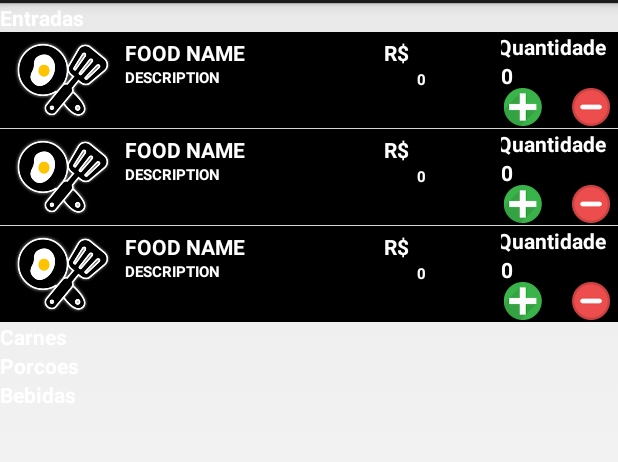
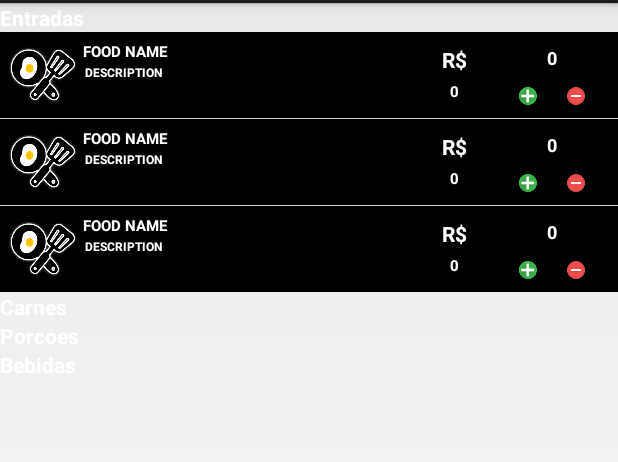
Before and after one commit to bocato/RestauranteBocatoOrtu, an Android app: the layout cardapio.xml on its own in the app's theme, with its tools: preview values and no code run, on a phone screen of 412 x 824 dp, the part 69-531 px from its top. Run offline under Robolectric (Android 15) with nearby library versions, the phone set to English and light mode, and no system bars.

Commit message:
Quase no fim.

```diff
--- a/app/src/main/AndroidManifest.xml
+++ b/app/src/main/AndroidManifest.xml
@@ -5,7 +5,7 @@
     android:versionName="1.0" >
 
     <uses-sdk
-        android:minSdkVersion="14"
+        android:minSdkVersion="17"
         android:targetSdkVersion="22" />
     <uses-permission android:name="android.permission.INTERNET"/>
 
--- a/app/src/main/res/layout/cardapio.xml
+++ b/app/src/main/res/layout/cardapio.xml
@@ -73,11 +73,5 @@
         android:textAlignment="center"
         android:layout_gravity="center_vertical" />
 
-    <ListView
-        android:id="@+id/list_bebidas"
-        android:layout_width="fill_parent"
-        android:layout_height="wrap_content"
-        android:focusable="false"
-        android:focusableInTouchMode="false"
-        tools:listitem="@layout/listview" />
+    2
 </LinearLayout>
--- a/app/src/main/res/layout/food_listview.xml
+++ b/app/src/main/res/layout/food_listview.xml
@@ -4,46 +4,56 @@
     android:layout_height="fill_parent"
     android:orientation="vertical"
     android:id="@+id/food_listview_linear_layout"
-    android:background="#ff000000">
+    android:background="#ff000000"
+    android:paddingLeft="2dp"
+    android:paddingTop="2dp"
+    android:paddingRight="2dp"
+    android:paddingBottom="2dp"
+    android:showDividers="beginning|middle|end">
 
     <LinearLayout
         android:layout_width="fill_parent"
         android:layout_height="wrap_content"
-        android:orientation="horizontal" >
+        android:orientation="horizontal"
+        android:gravity="center_vertical|center_horizontal">
 
         <LinearLayout
             android:layout_width="fill_parent"
             android:layout_height="wrap_content"
-            android:gravity="right"
+            android:gravity="center_vertical|center_horizontal"
             android:orientation="horizontal"
-            android:weightSum="1">
+            android:paddingLeft="2dp"
+            android:paddingTop="2dp"
+            android:paddingRight="2dp"
+            android:paddingBottom="2dp">
 
-            <ImageButton
+            <ImageView
                 android:id="@+id/btn_food_img"
-                android:layout_width="64dp"
-                android:layout_height="64dp"
-                android:layout_marginRight="5dp"
+                android:layout_width="45dp"
+                android:layout_height="45dp"
+                android:layout_marginRight="2dp"
                 android:background="@drawable/no_food"
                 android:focusable="false"
                 android:focusableInTouchMode="false"
-                android:text=""
-                android:layout_gravity="left"
-                android:padding="2dp" />
+                android:paddingLeft="1dp"
+                android:paddingTop="1dp"
+                android:paddingRight="1dp"
+                android:paddingBottom="1dp"
+                android:layout_marginTop="2dp"
+                android:layout_marginLeft="2dp"
+                android:layout_marginBottom="2dp" />
 
             <LinearLayout
                 android:layout_width="wrap_content"
                 android:layout_height="match_parent"
-                android:orientation="horizontal"
-                android:weightSum="2"
-                android:layout_weight="0.93"
-                android:padding="2dp">
-                <LinearLayout
-                    android:layout_width="wrap_content"
-                    android:layout_height="match_parent"
                 android:orientation="vertical"
-                    android:layout_gravity="center_vertical|right"
-                    android:layout_weight="1.37"
-                    android:padding="2dp">
+                android:layout_gravity="center_vertical"
+                android:layout_weight="0.90"
+                android:paddingLeft="2dp"
+                android:paddingTop="2dp"
+                android:paddingRight="2dp"
+                android:paddingBottom="2dp"
+                android:gravity="fill|left">
 
                 <TextView
                     android:id="@+id/food_name_txt"
@@ -53,7 +63,8 @@
                     android:textAppearance="?android:attr/textAppearanceMedium"
                     android:textStyle="bold"
                     android:textColor="#ffffff"
-                        android:textSize="14dp" />
+                    android:textSize="10dp"
+                    android:gravity="left" />
 
                 <TextView
                     android:id="@+id/food_description_txt"
@@ -63,84 +74,105 @@
                     android:textAppearance="?android:attr/textAppearanceSmall"
                     android:textStyle="bold"
                     android:textColor="#ffffff"
-                        android:textSize="10dp" />
+                    android:textSize="8dp"
+                    android:gravity="fill_horizontal|right"
+                    android:paddingLeft="1dp"
+                    android:paddingTop="1dp"
+                    android:paddingRight="1dp"
+                    android:paddingBottom="1dp" />
             </LinearLayout>
 
             <LinearLayout
-                    android:layout_width="wrap_content"
+                android:layout_width="50dp"
                 android:layout_height="match_parent"
-                    android:orientation="horizontal"
+                android:orientation="vertical"
                 android:weightSum="2"
-                    android:layout_weight="0.34"
-                    android:padding="2dp">
+                android:gravity="center_vertical"
+                android:paddingLeft="1dp"
+                android:paddingTop="1dp"
+                android:paddingRight="1dp"
+                android:paddingBottom="1dp">
                 <TextView
                     android:id="@+id/food_price_label"
-                        android:layout_width="wrap_content"
+                    android:layout_width="fill_parent"
                     android:layout_height="wrap_content"
-                        android:layout_marginRight="5dp"
+                    android:layout_marginRight="1dp"
                     android:text="R$"
                     android:textStyle="bold"
                     android:textColor="#ffffff"
                     android:textAlignment="center"
-                        android:layout_gravity="center_horizontal" />
+                    android:layout_gravity="center"
+                    android:layout_marginBottom="1dp"
+                    android:layout_marginLeft="1dp"
+                    android:gravity="center_vertical|center_horizontal"
+                    android:layout_marginTop="1dp" />
                 <TextView
                     android:id="@+id/food_price"
-                        android:layout_width="match_parent"
+                    android:layout_width="fill_parent"
                     android:layout_height="wrap_content"
-                        android:layout_marginRight="5dp"
-                        android:text="0"
+                    android:layout_marginRight="1dp"
                     android:textStyle="bold"
                     android:textColor="#ffffff"
-                        android:layout_gravity="center_vertical"
-                        android:textSize="10dp" />
-                </LinearLayout>
+                    android:layout_gravity="center_horizontal"
+                    android:textSize="10dp"
+                    android:layout_marginTop="1dp"
+                    android:layout_marginLeft="1dp"
+                    android:layout_marginBottom="1dp"
+                    android:text="0"
+                    android:paddingLeft="2dp"
+                    android:paddingTop="2dp"
+                    android:paddingRight="2dp"
+                    android:paddingBottom="2dp"
+                    android:gravity="center_vertical|center_horizontal" />
             </LinearLayout>
 
             <LinearLayout
-                    android:layout_width="wrap_content"
+                    android:layout_width="80dp"
                     android:layout_height="match_parent"
                     android:orientation="vertical"
-                    android:weightSum="2">
+                    android:weightSum="2"
+                android:gravity="center_vertical|center_horizontal">
+
                 <TextView
-                    android:id="@+id/food_quantity_label"
-                    android:layout_width="wrap_content"
-                    android:layout_height="wrap_content"
-                    android:layout_marginRight="5dp"
-                    android:text="Quantidade"
+                    android:id="@+id/food_quantity"
+                    android:layout_width="fill_parent"
+                    android:layout_height="fill_parent"
+                    android:layout_marginRight="2dp"
+                    android:text="0"
+                    android:layout_gravity="center_vertical"
                     android:textStyle="bold"
                     android:textColor="#ffffff"
+                    android:layout_weight="1.85"
+                    android:layout_marginLeft="2dp"
                     android:textAlignment="center"
-                    android:layout_gravity="center_horizontal" />
-                <TextView
-                    android:id="@+id/food_quantity"
-                    android:layout_width="match_parent"
-                    android:layout_height="wrap_content"
-                    android:layout_marginRight="5dp"
-                    android:text="0"
-                    android:layout_gravity="center_horizontal|left"
-                    android:textStyle="bold"
-                    android:textColor="#ffffff"
-                    android:layout_weight="1.85" />
+                    android:singleLine="true"
+                    android:textSize="12dp"
+                    android:layout_marginTop="2dp"
+                    android:layout_marginBottom="2dp"
+                    android:gravity="center_vertical|center_horizontal" />
 
                 <LinearLayout
                     android:layout_width="wrap_content"
                     android:layout_height="wrap_content"
                     android:orientation="horizontal"
-                    android:weightSum="2"
-                    android:paddingRight="5dp"
-                    android:paddingLeft="5dp"
-                    android:padding="2dp">
+                    android:paddingRight="2dp"
+                    android:paddingLeft="2dp"
+                    android:paddingTop="2dp"
+                    android:paddingBottom="2dp"
+                    android:gravity="center_vertical|center_horizontal">
 
                     <Button
                         android:id="@+id/btn_add_food"
-                        android:layout_width="25dp"
-                        android:layout_height="25dp"
+                        android:layout_width="12dp"
+                        android:layout_height="12dp"
                         android:background="@drawable/plus"
                         android:text=""
-                        android:paddingRight="10dp"
+                        android:paddingRight="1dp"
                         android:textStyle="bold"
                         android:textColor="#ffffff"
-                        android:paddingLeft="10dp" />
+                        android:paddingLeft="1dp"
+                        android:paddingTop="1dp"
+                        android:paddingBottom="1dp" />
 
                     <TextView
                         android:layout_width="wrap_content"
@@ -153,15 +185,17 @@
 
                     <Button
                         android:id="@+id/btn_subtract_food"
-                        android:layout_width="25dp"
-                        android:layout_height="25dp"
+                        android:layout_width="12dp"
+                        android:layout_height="12dp"
                         android:background="@drawable/minus"
                         android:text=""
                         android:gravity="center_vertical|right"
-                        android:paddingLeft="10dp"
+                        android:paddingLeft="1dp"
                         android:textStyle="bold"
                         android:textColor="#ffffff"
-                        android:paddingRight="10dp" />
+                        android:paddingRight="1dp"
+                        android:paddingTop="1dp"
+                        android:paddingBottom="1dp" />
                 </LinearLayout>
             </LinearLayout>
 
```
Also changed, not shown: app/src/main/java/comp/ufu/restaurante/activities/MainScreen.java (+0 -12 lines), app/src/main/java/comp/ufu/restaurante/database/FoodDatabase.java (+9 -8 lines), app/src/main/java/comp/ufu/restaurante/database/OrdersDatabase.java (+6 -4 lines), app/src/main/java/comp/ufu/restaurante/model/Food.java (+7 -8 lines), app/src/main/java/comp/ufu/restaurante/model/Order.java (+19 -29 lines), app/src/main/java/comp/ufu/restaurante/util/FoodListViewArrayAdapter.java (+12 -12 lines), 17 other files. Lines whose indentation alone changed are shown as unchanged.
